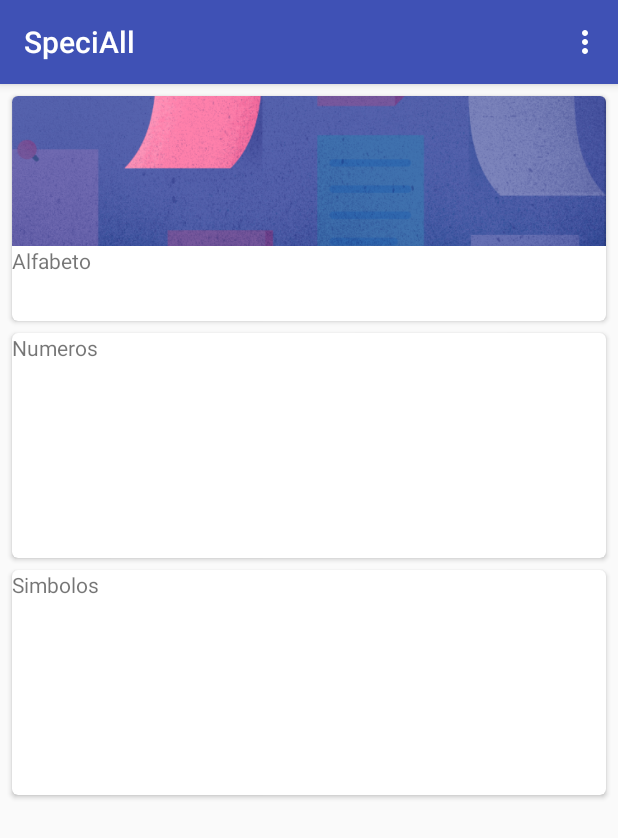
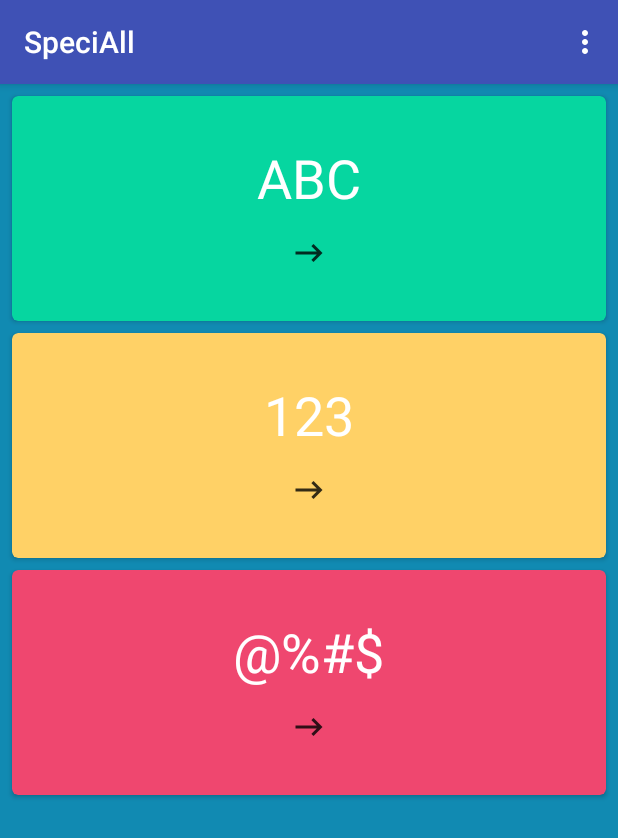
Before and after one commit to eldercampanha/SpeciallPoc, an Android app: the screen it shows after launch (HomeActivity), on a phone screen of 412 x 824 dp. Shown: the top 838 px of the screen. Run offline under Robolectric (Android 15) with nearby library versions, the light colour scheme and no system bars; libraries missing offline, so code that uses them is left out: com.afollestad.materialdialogs.

Commit message:
Add new colors and PERFECT song

```diff
--- a/app/build.gradle
+++ b/app/build.gradle
@@ -29,5 +29,6 @@ dependencies {
     compile 'com.android.support:cardview-v7:24.2.1'
     compile 'com.android.support:recyclerview-v7:24.2.1'
     compile 'com.afollestad.material-dialogs:core:0.9.1.0'
+    compile 'com.diogobernardino:williamchart:2.3.0'
     testCompile 'junit:junit:4.12'
 }
--- a/app/src/main/java/br/com/startupweek/speciall/main/activity/HomeActivity.java
+++ b/app/src/main/java/br/com/startupweek/speciall/main/activity/HomeActivity.java
@@ -1,6 +1,7 @@
 package br.com.startupweek.speciall.main.activity;
 
 import android.content.Intent;
+import android.media.MediaPlayer;
 import android.os.Bundle;
 import android.support.design.widget.Snackbar;
 import android.support.v7.app.AppCompatActivity;
@@ -46,6 +47,9 @@ public class HomeActivity extends AppCompatActivity {
                 Snackbar snackbar = Snackbar
                         .make(view, "Test snackbar", Snackbar.LENGTH_LONG);
                 snackbar.show();
+
+                MediaPlayer mp = MediaPlayer.create(getApplicationContext(), R.raw.perfect_song);
+                mp.start();
             }
         });
 
--- a/app/src/main/res/layout/activity_home.xml
+++ b/app/src/main/res/layout/activity_home.xml
@@ -6,7 +6,8 @@
     android:id="@+id/activity_home"
     android:layout_width="match_parent"
     android:layout_height="match_parent"
-    tools:context="br.com.startupweek.speciall.main.activity.HomeActivity">
+    tools:context="br.com.startupweek.speciall.main.activity.HomeActivity"
+    android:background="@color/backgroundColor">
 
     <android.support.v7.widget.CardView
         xmlns:card_view="http://schemas.android.com/apk/res-auto"
@@ -15,26 +16,34 @@
         android:layout_width="match_parent"
         android:layout_height="150dp"
         android:layout_margin="8dp"
-        card_view:cardCornerRadius="4dp">
+        card_view:cardCornerRadius="4dp"
+        card_view:cardBackgroundColor="@color/secondaryCardColor">
 
         <LinearLayout
             android:layout_width="match_parent"
             android:layout_height="wrap_content"
-            android:orientation="vertical">
-
-            <ImageView
-
-                android:layout_width="match_parent"
-                android:layout_height="100dp"
-
-                android:src="@drawable/alphabet_image"
-                android:scaleType="centerCrop" />
+            android:orientation="vertical"
+            >
 
             <TextView
                 android:id="@+id/alphabetText"
                 android:layout_width="wrap_content"
                 android:layout_height="wrap_content"
-                android:text="Alfabeto"/>
+                android:textColor="@color/lightColor"
+                android:textSize="36sp"
+                android:textAlignment="center"
+                android:layout_marginTop="30dp"
+                android:layout_gravity="center"
+                android:text="@string/alphabetText"/>
+
+                <ImageView
+                    android:id="@+id/alphabetButton"
+                    android:layout_width="wrap_content"
+                    android:layout_height="wrap_content"
+                    android:src="@drawable/ic_long_arrow_right"
+                    android:layout_gravity="center"
+                    android:layout_marginTop="10dp"/>
+
         </LinearLayout>
 
 
@@ -51,13 +60,34 @@
         android:layout_alignLeft="@+id/alphabetCard"
         android:layout_alignStart="@+id/alphabetCard"
         android:layout_alignRight="@id/alphabetCard"
-        android:layout_alignEnd="@id/alphabetCard">
+        android:layout_alignEnd="@id/alphabetCard"
+        card_view:cardBackgroundColor="@color/cardColor">
 
+        <LinearLayout
+            android:layout_width="match_parent"
+            android:layout_height="wrap_content"
+            android:orientation="vertical"
+            >
             <TextView
                 android:id="@+id/numberText"
                 android:layout_width="wrap_content"
                 android:layout_height="wrap_content"
-            android:text="Numeros"/>
+                android:textColor="@color/lightColor"
+                android:textSize="36sp"
+                android:textAlignment="center"
+                android:layout_marginTop="30dp"
+                android:layout_gravity="center"
+                android:text="@string/numberText"/>
+
+            <ImageView
+                android:id="@+id/numberButton"
+                android:layout_width="wrap_content"
+                android:layout_height="wrap_content"
+                android:src="@drawable/ic_long_arrow_right"
+                android:layout_gravity="center"
+                android:layout_marginTop="10dp"/>
+        </LinearLayout>
+
     </android.support.v7.widget.CardView>
 
     <android.support.v7.widget.CardView
@@ -71,12 +101,34 @@
         android:layout_alignLeft="@id/numberCard"
         android:layout_alignStart="@id/numberCard"
         android:layout_alignRight="@id/numberCard"
-        android:layout_alignEnd="@id/numberCard">
+        android:layout_alignEnd="@id/numberCard"
+        card_view:cardBackgroundColor="@color/colorAccent">
 
+        <LinearLayout
+            android:layout_width="match_parent"
+            android:layout_height="wrap_content"
+            android:orientation="vertical"
+            >
             <TextView
                 android:id="@+id/symbolText"
                 android:layout_width="wrap_content"
                 android:layout_height="wrap_content"
-            android:text="Simbolos"/>
+                android:textColor="@color/lightColor"
+                android:textSize="36sp"
+                android:textAlignment="center"
+                android:layout_marginTop="30dp"
+                android:layout_gravity="center"
+                android:text="@string/symbolText"/>
+
+            <ImageView
+                android:id="@+id/symbolButton"
+                android:layout_width="wrap_content"
+                android:layout_height="wrap_content"
+                android:src="@drawable/ic_long_arrow_right"
+                android:layout_gravity="center"
+                android:layout_marginTop="10dp"/>
+        </LinearLayout>
+
+
     </android.support.v7.widget.CardView>
 </RelativeLayout>
--- a/app/src/main/res/layout/activity_splash_screen.xml
+++ b/app/src/main/res/layout/activity_splash_screen.xml
@@ -9,6 +9,6 @@
         android:layout_width="wrap_content"
         android:layout_height="wrap_content"
         app:srcCompat="@drawable/launch_screen_logo"
-        android:background="@color/gray" />
+        android:background="@color/backgroundColor" />
 
 </RelativeLayout>
--- a/app/src/main/res/values/colors.xml
+++ b/app/src/main/res/values/colors.xml
@@ -2,7 +2,15 @@
 <resources>
     <color name="colorPrimary">#3F51B5</color>
     <color name="colorPrimaryDark">#303F9F</color>
-    <color name="colorAccent">#FF4081</color>
+
     <color name="gray">#e3e3e4</color>
     <color name="darkGray">#747678</color>
+    <color name="backgroundColor">#118ab2</color>
+
+    <color name="colorAccent">#EF476f</color>
+    <color name="cardColor">#ffd166</color>
+    <color name="secondaryCardColor">#06d6a0</color>
+
+    <color name="lightColor">#FFFFFF</color>
+
 </resources>
--- a/app/src/main/res/values/strings.xml
+++ b/app/src/main/res/values/strings.xml
@@ -5,4 +5,7 @@
     <string name="about">Sobre</string>
     <string name="title_activity_about">Sobre</string>
     <string name="start">Começar</string>
+    <string name="alphabetText">ABC</string>
+    <string name="numberText">123</string>
+    <string name="symbolText">\@%#$</string>
 </resources>
```
Also changed, not shown: app/src/main/res/drawable-hdpi/ic_long_arrow_right.png (added), app/src/main/res/drawable-mdpi/ic_long_arrow_right.png (added), app/src/main/res/drawable-xhdpi/ic_long_arrow_right.png (added), app/src/main/res/drawable-xxhdpi/ic_long_arrow_right.png (added), 1 other file. Lines whose indentation alone changed are shown as unchanged.
